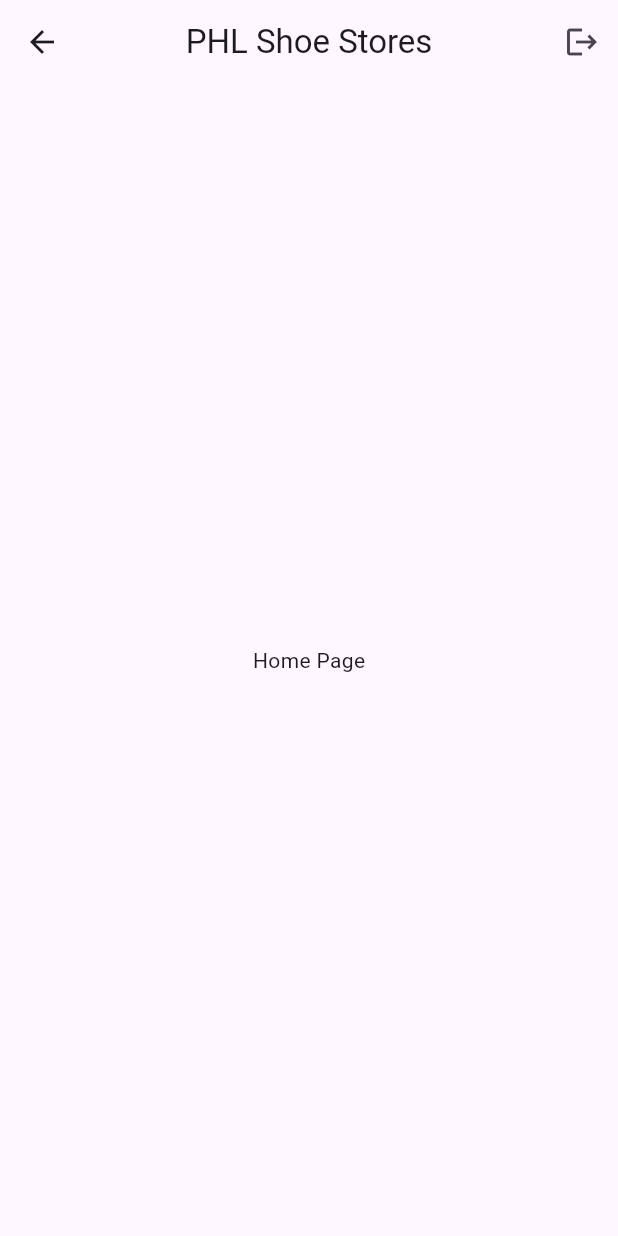
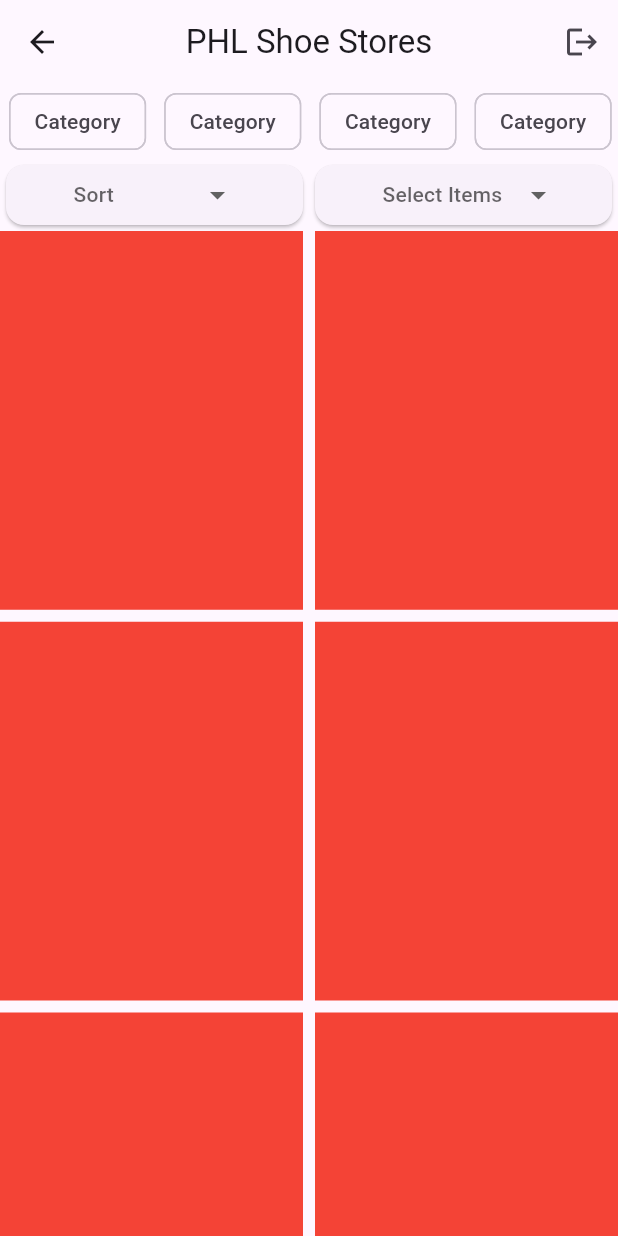
Before and after one commit to phamhuuloc219/PHL_shoe_store_client, a Flutter app: the HomePage screen opened directly, on a phone screen of 412 x 824 dp. Run offline on Flutter 3.47's test engine with Material 3 defaults, Android fonts, the phone set to English and light mode, and no system bars; drawn by our look-alikes of dropdown_button2.

Commit message:
feat: home UI

```diff
--- a/lib/pages/home_page.dart
+++ b/lib/pages/home_page.dart
@@ -1,4 +1,6 @@
 import 'package:flutter/material.dart';
+import 'package:phl_shoe_store_client/widgets/drop_down_btn.dart';
+import 'package:phl_shoe_store_client/widgets/multi_select_drop_down.dart';
 
 class HomePage extends StatelessWidget {
   const HomePage({super.key});
@@ -13,8 +15,53 @@ class HomePage extends StatelessWidget {
           IconButton(icon: Icon(Icons.logout), onPressed: () {}),
         ],
       ),
-      body: const Center(
-        child: Text('Home Page'),
+      body: Column(
+        children: [
+          SizedBox(
+            height: 50,
+            child: ListView.builder(
+              scrollDirection: Axis.horizontal,
+              itemCount: 5,
+              itemBuilder: (context, index) {
+                return Padding(
+                  padding: const EdgeInsets.all(6),
+                  child: Chip(label: Text('Category')),
+                );
+              },
+            ),
+          ),
+          Row(
+            children: [
+              Flexible(
+                child: DropDownBtn(
+                  items: ["RS: Low to high", "Rs: High to low"],
+                  onSelected: (selected) {},
+                  selectedItemText: "Sort",
+                ),
+              ),
+              Flexible(
+                  child: MultiSelectDropDown(
+                onSelectionChanged: (selectedItems) {},
+                items: ["Rs: Low to high", "Rs: High to low"],
+              )),
+            ],
+          ),
+          Expanded(
+            child: GridView.builder(
+                gridDelegate: SliverGridDelegateWithFixedCrossAxisCount(
+                    crossAxisCount: 2,
+                    childAspectRatio: 0.8,
+                    crossAxisSpacing: 8,
+                    mainAxisSpacing: 8),
+                itemBuilder: (context, index) {
+                  return Container(
+                    width: 100,
+                    height: 100,
+                    color: Colors.red,
+                  );
+                }),
+          )
+        ],
       ),
     );
   }
--- /dev/null
+++ b/lib/widgets/drop_down_btn.dart
@@ -0,0 +1,58 @@
+import 'package:dropdown_button2/dropdown_button2.dart';
+import 'package:flutter/material.dart';
+
+String? selectedValue;
+
+class DropDownBtn extends StatelessWidget {
+  final List<String> items;
+  final String selectedItemText;
+  final Function(String?) onSelected;
+  const DropDownBtn(
+      {super.key,
+      required this.items,
+      required this.selectedItemText,
+      required this.onSelected});
+
+  @override
+  Widget build(BuildContext context) {
+    return Card(
+      child: Center(
+        child: DropdownButtonHideUnderline(
+          child: DropdownButton2<String>(
+            isExpanded: true,
+            hint: Text(
+              selectedItemText,
+              style: TextStyle(
+                fontSize: 14,
+                color: Theme.of(context).hintColor,
+              ),
+            ),
+            items: items
+                .map((String item) => DropdownMenuItem<String>(
+                      value: item,
+                      child: Text(
+                        item,
+                        style: const TextStyle(
+                          fontSize: 14,
+                        ),
+                      ),
+                    ))
+                .toList(),
+            value: selectedValue,
+            onChanged: (String? value) {
+              onSelected(value);
+            },
+            buttonStyleData: const ButtonStyleData(
+              padding: EdgeInsets.symmetric(horizontal: 16),
+              height: 40,
+              width: 140,
+            ),
+            menuItemStyleData: const MenuItemStyleData(
+              height: 40,
+            ),
+          ),
+        ),
+      ),
+    );
+  }
+}
--- /dev/null
+++ b/lib/widgets/multi_select_drop_down.dart
@@ -0,0 +1,102 @@
+import 'package:dropdown_button2/dropdown_button2.dart';
+import 'package:flutter/material.dart';
+
+List<String> selectedItems = [];
+
+class MultiSelectDropDown extends StatelessWidget {
+  final List<String> items;
+  final Function(List<String>) onSelectionChanged;
+  const MultiSelectDropDown(
+      {super.key, required this.items, required this.onSelectionChanged});
+
+  @override
+  Widget build(BuildContext context) {
+    return Card(
+      child: Center(
+        child: DropdownButtonHideUnderline(
+          child: DropdownButton2<String>(
+            isExpanded: true,
+            hint: Text(
+              'Select Items',
+              style: TextStyle(
+                fontSize: 14,
+                color: Theme.of(context).hintColor,
+              ),
+            ),
+            items: items.map((item) {
+              return DropdownMenuItem(
+                value: item,
+                //disable default onTap to avoid closing menu when selecting an item
+                enabled: false,
+                child: StatefulBuilder(
+                  builder: (context, menuSetState) {
+                    final isSelected = selectedItems.contains(item);
+                    return InkWell(
+                      onTap: () {
+                        isSelected
+                            ? selectedItems.remove(item)
+                            : selectedItems.add(item);
+                        onSelectionChanged(selectedItems);
+                        menuSetState(() {});
+                      },
+                      child: Container(
+                        height: double.infinity,
+                        padding: const EdgeInsets.symmetric(horizontal: 16.0),
+                        child: Row(
+                          children: [
+                            if (isSelected)
+                              const Icon(Icons.check_box_outlined)
+                            else
+                              const Icon(Icons.check_box_outline_blank),
+                            const SizedBox(width: 16),
+                            Expanded(
+                              child: Text(
+                                item,
+                                style: const TextStyle(
+                                  fontSize: 14,
+                                ),
+                              ),
+                            ),
+                          ],
+                        ),
+                      ),
+                    );
+                  },
+                ),
+              );
+            }).toList(),
+            //Use last selected item as the current value so if we've limited menu height, it scroll to last item.
+            value: selectedItems.isEmpty ? null : selectedItems.last,
+            onChanged: (value) {},
+            selectedItemBuilder: (context) {
+              return items.map(
+                (item) {
+                  return Container(
+                    alignment: AlignmentDirectional.center,
+                    child: Text(
+                      selectedItems.join(', '),
+                      style: const TextStyle(
+                        fontSize: 14,
+                        overflow: TextOverflow.ellipsis,
+                      ),
+                      maxLines: 1,
+                    ),
+                  );
+                },
+              ).toList();
+            },
+            buttonStyleData: const ButtonStyleData(
+              padding: EdgeInsets.only(left: 16, right: 8),
+              height: 40,
+              width: 140,
+            ),
+            menuItemStyleData: const MenuItemStyleData(
+              height: 40,
+              padding: EdgeInsets.zero,
+            ),
+          ),
+        ),
+      ),
+    );
+  }
+}
--- a/pubspec.yaml
+++ b/pubspec.yaml
@@ -37,6 +37,7 @@ dependencies:
   cupertino_icons: ^1.0.8
   firebase_core: ^3.6.0
   cloud_firestore: ^5.4.4
+  dropdown_button2: ^2.3.9
 
 dev_dependencies:
   flutter_test:
```
Also changed, not shown: pubspec.lock.
